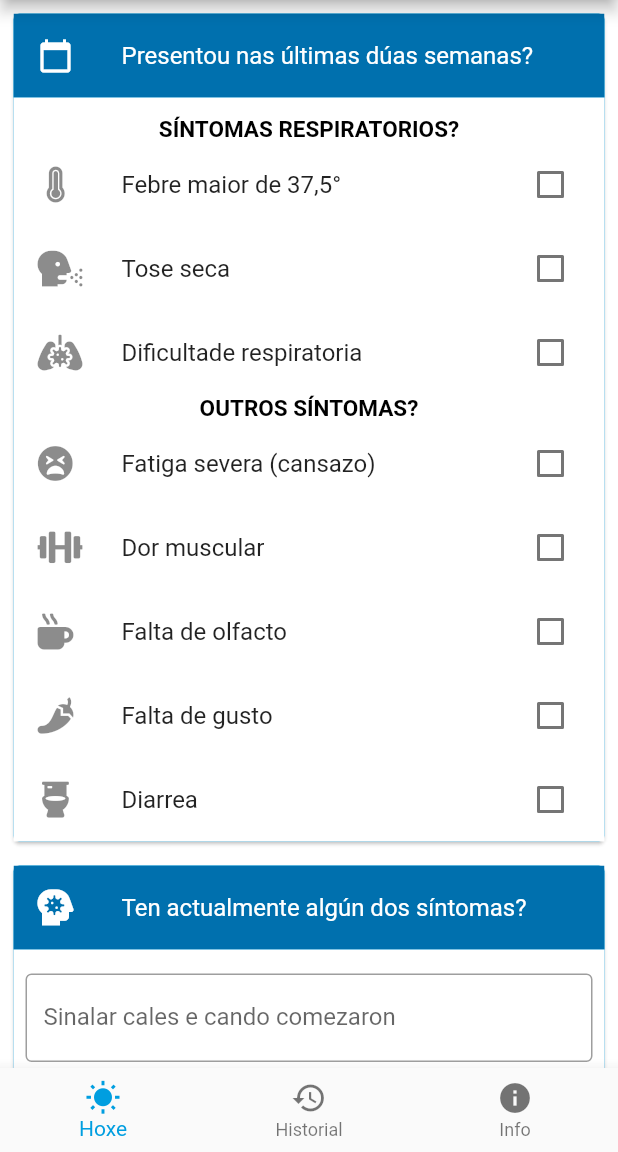
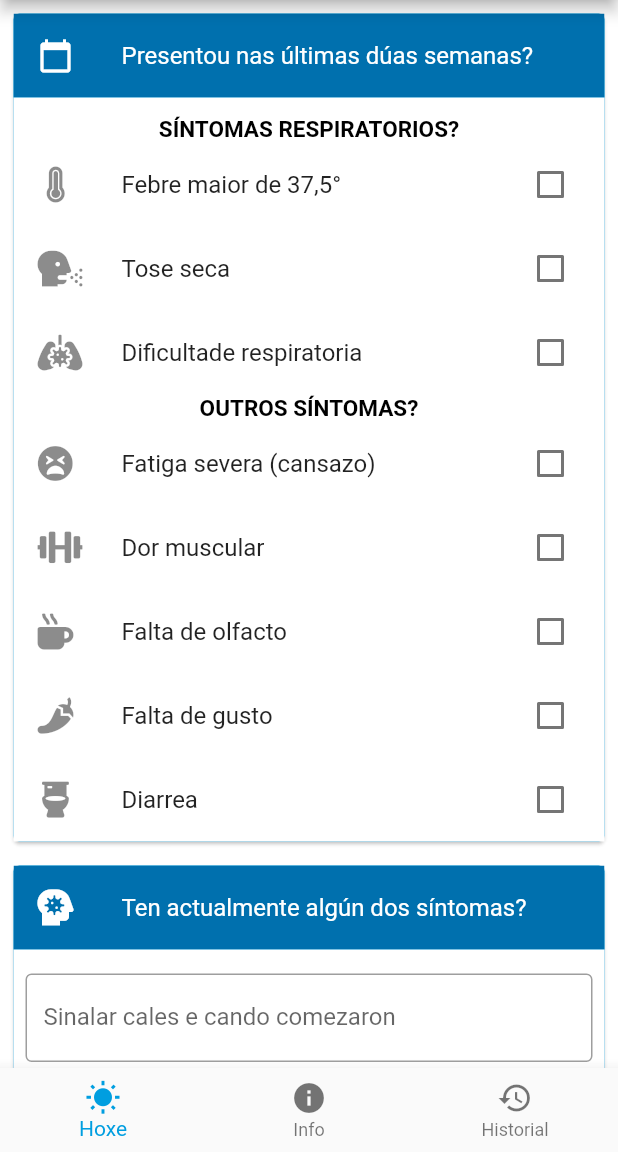
Before and after one commit to lumebits/radarescolas, a Flutter app: the HomePage screen opened directly, on a phone screen of 412 x 824 dp, the part 84-1236 px from its top. Run offline on Flutter 3.47's test engine with Material 2 defaults, Android fonts, the phone set to English and light mode, and no system bars; our stand-ins replace bloc, cloud_firestore, equatable, firebase_auth, firebase_core, flare_flutter and 7 more; missing offline and left inert: pedantic; accounts and stored records are empty.

Commit message:
UI details

```diff
--- a/lib/login/view/login_form.dart
+++ b/lib/login/view/login_form.dart
@@ -38,8 +38,8 @@ class LoginForm extends StatelessWidget {
             _PasswordInput(),
             const SizedBox(height: 8.0),
             _LoginButton(),
-            const SizedBox(height: 16.0),
-            _GoogleLoginButton(),
+            //const SizedBox(height: 16.0),
+            //_GoogleLoginButton(),
             const SizedBox(height: 4.0),
             _SignUpButton(),
           ],
--- a/lib/login/view/login_page.dart
+++ b/lib/login/view/login_page.dart
@@ -11,7 +11,10 @@ class LoginPage extends StatelessWidget {
   @override
   Widget build(BuildContext context) {
     return Scaffold(
-      appBar: AppBar(title: const Text('Radar Escolas')),
+      appBar: AppBar(
+          centerTitle: true,
+          title: const Text('Radar Escolas')
+      ),
       body: SingleChildScrollView(
         child: Padding(
           padding: const EdgeInsets.all(30.0),
--- a/lib/navigation/models/app_tab.dart
+++ b/lib/navigation/models/app_tab.dart
@@ -1 +1 @@
-enum AppTab { today, history, info }
+enum AppTab { today, info, history }
--- a/lib/sign_up/view/sign_up_page.dart
+++ b/lib/sign_up/view/sign_up_page.dart
@@ -13,7 +13,10 @@ class SignUpPage extends StatelessWidget {
   @override
   Widget build(BuildContext context) {
     return Scaffold(
-      appBar: AppBar(title: const Text('Rexistro')),
+      appBar: AppBar(
+          centerTitle: true,
+          title: const Text('Rexistro')
+      ),
       body: SingleChildScrollView(
         child: Padding(
           padding: const EdgeInsets.all(30.0),
--- a/lib/today/view/questionnaire.dart
+++ b/lib/today/view/questionnaire.dart
@@ -298,7 +298,8 @@ class _FreetextField extends StatelessWidget {
               child: TextField(
                 onChanged: (value) =>
                     context.bloc<TodayCubit>().actualSymptomsChanged(value),
-                keyboardType: TextInputType.text,
+                keyboardType: TextInputType.multiline,
+                maxLines: null,
                 decoration: InputDecoration(
                   labelText: text,
                   helperText: '',
--- a/lib/today/view/today_form.dart
+++ b/lib/today/view/today_form.dart
@@ -3,6 +3,8 @@ import 'package:flutter/material.dart';
 import 'package:flutter_bloc/flutter_bloc.dart';
 import 'package:formz/formz.dart';
 import 'package:radarescolas/today/today.dart';
+
+import '../../theme.dart';
 
 class TodayForm extends StatelessWidget {
   @override
@@ -31,11 +33,27 @@ class TodayForm extends StatelessWidget {
               } else if (state.todayCompleted) {
                 return Padding(
                   padding: const EdgeInsets.all(30.0),
-                  child: FlareActor(
-                    'assets/otp-verification.flr',
-                    alignment: Alignment.center,
-                    fit: BoxFit.contain,
-                    animation: 'verify-otp',
+                  child: Column(
+                    children: [
+                      Container(
+                        height: MediaQuery.of(context).size.height * 0.6,
+                        width: MediaQuery.of(context).size.width * 0.8,
+                        child:
+                          FlareActor(
+                            'assets/otp-verification.flr',
+                            alignment: Alignment.center,
+                            fit: BoxFit.scaleDown,
+                            animation: 'verify-otp',
+                          ),
+                      ),
+                      Text('Cuestionario do día feito!',
+                        textAlign: TextAlign.center,
+                        style: TextStyle(
+                            fontSize: theme.textTheme.headline3.fontSize,
+                            color: theme.primaryColor,
+                        )
+                      ),
+                    ],
                   ),
                 );
               } else {
```
